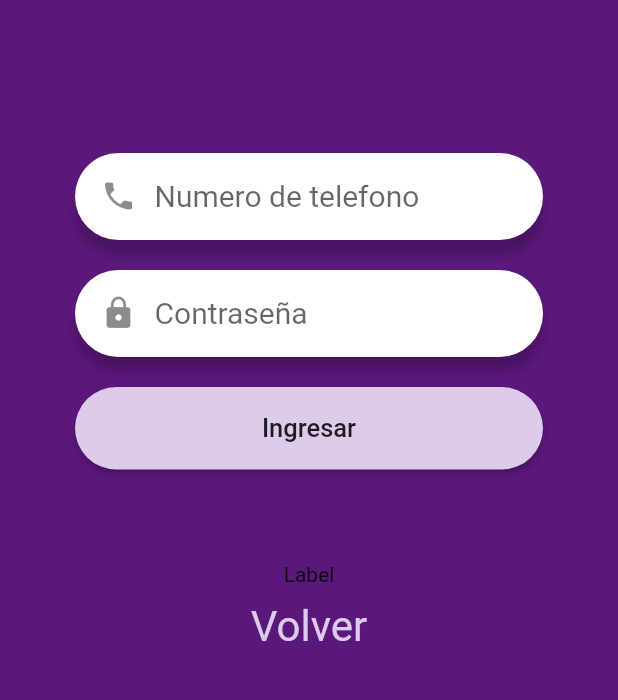
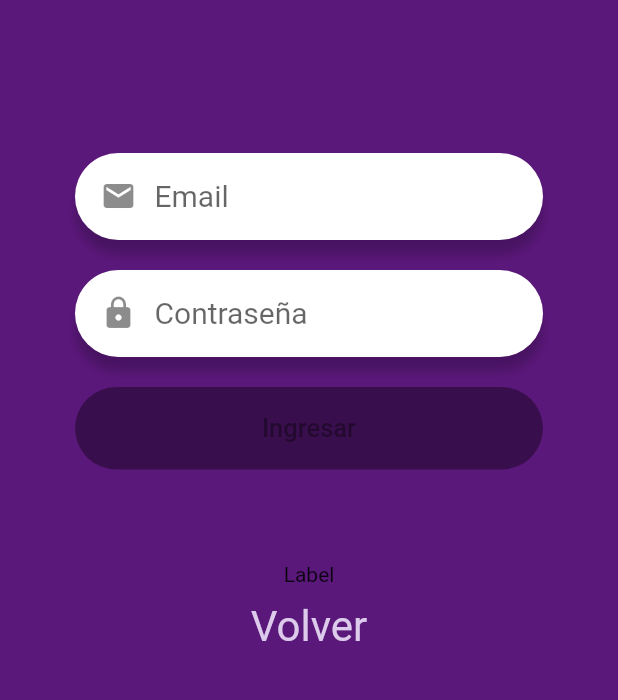
Before and after one commit to Agallo10/femden-flutter, a Flutter app: the LoginPage screen opened by its route, after a tap on "Ingresar", on a phone screen of 412 x 824 dp, the part 431-1131 px from its top. Run offline on Flutter 3.47's test engine with Material 2 defaults, Android fonts, the phone set to English and light mode, and no system bars; our stand-ins replace flutter_secure_storage; accounts and stored records are empty; network calls fail.

Commit message:
bckend conectado

```diff
--- /dev/null
+++ b/lib/global/environment.dart
@@ -0,0 +1,8 @@
+import 'dart:io';
+
+class Environment {
+  static String apiUrl = Platform.isAndroid
+      ? 'http://10.0.2.2:3005/api'
+      : 'http://localhost:3005/api';
+  // static String socketUrl = Platform.isAndroid ? 'http://10.0.2.2:3005' : ' http://localhost:3005';
+}
--- /dev/null
+++ b/lib/services/auth_service.dart
@@ -0,0 +1,62 @@
+import 'dart:convert';
+
+import 'package:femden/global/environment.dart';
+import 'package:femden/src/models/login_response.dart';
+import 'package:femden/src/models/persona.dart';
+import 'package:flutter/material.dart';
+import 'package:http/http.dart' as http;
+import 'package:flutter_secure_storage/flutter_secure_storage.dart';
+
+class AuthService with ChangeNotifier {
+  Persona persona;
+  bool _autenticando = false;
+
+  final _storage = new FlutterSecureStorage();
+
+  bool get autenticando => this._autenticando;
+
+  set autenticando(bool valor) {
+    this._autenticando = valor;
+    notifyListeners();
+  }
+
+  static Future<String> getToken() async {
+    final _storage = new FlutterSecureStorage();
+    final token = await _storage.read(key: 'token');
+    return token;
+  }
+
+  static Future<String> deleteToken() async {
+    final _storage = new FlutterSecureStorage();
+    await _storage.delete(key: 'token');
+  }
+
+  Future<bool> login(String email, String documento) async {
+    this.autenticando = true;
+
+    final data = {'email': email, 'documento': documento};
+
+    final resp = await http.post('${Environment.apiUrl}/loginPersonas',
+        body: jsonEncode(data), headers: {'Content-Type': 'application/json'});
+
+    print(resp.body);
+    this.autenticando = false;
+
+    if (resp.statusCode == 200) {
+      final loginResponse = loginResponseFromJson(resp.body);
+      this.persona = loginResponse.persona;
+      await this._guardarToken(loginResponse.token);
+      return true;
+    } else {
+      return false;
+    }
+  }
+
+  Future _guardarToken(String token) async {
+    return await _storage.write(key: 'token', value: token);
+  }
+
+  Future logout() async {
+    return await _storage.delete(key: 'token');
+  }
+}
--- /dev/null
+++ b/lib/src/models/persona.dart
@@ -0,0 +1,45 @@
+// To parse this JSON data, do
+//
+//     final persona = personaFromJson(jsonString);
+
+import 'dart:convert';
+
+Persona personaFromJson(String str) => Persona.fromJson(json.decode(str));
+
+String personaToJson(Persona data) => json.encode(data.toJson());
+
+class Persona {
+  Persona({
+    this.nombre,
+    this.documento,
+    this.email,
+    this.telefono,
+    this.direccion,
+    this.uid,
+  });
+
+  String nombre;
+  String documento;
+  String email;
+  int telefono;
+  String direccion;
+  String uid;
+
+  factory Persona.fromJson(Map<String, dynamic> json) => Persona(
+        nombre: json["nombre"],
+        documento: json["documento"],
+        email: json["email"],
+        telefono: json["telefono"],
+        direccion: json["direccion"],
+        uid: json["uid"],
+      );
+
+  Map<String, dynamic> toJson() => {
+        "nombre": nombre,
+        "documento": documento,
+        "email": email,
+        "telefono": telefono,
+        "direccion": direccion,
+        "uid": uid,
+      };
+}
--- a/lib/src/pages/login_page.dart
+++ b/lib/src/pages/login_page.dart
@@ -1,8 +1,11 @@
+import 'package:femden/helpers/mostrar_alerta.dart';
+import 'package:femden/services/auth_service.dart';
 import 'package:femden/widgets/boton.dart';
 import 'package:femden/widgets/custom_input.dart';
 import 'package:femden/widgets/labels.dart';
 import 'package:femden/widgets/logo.dart';
 import 'package:flutter/material.dart';
+import 'package:provider/provider.dart';
 
 class LoginPage extends StatelessWidget {
   @override
@@ -36,21 +39,23 @@ class _Form extends StatefulWidget {
 }
 
 class __FormState extends State<_Form> {
-  final telController = TextEditingController();
+  final emailController = TextEditingController();
   final cedulaController = TextEditingController();
 
   @override
   Widget build(BuildContext context) {
+    final authService = Provider.of<AuthService>(context);
+
     return Container(
       margin: EdgeInsets.only(top: 40),
       padding: EdgeInsets.symmetric(horizontal: 50),
       child: Column(
         children: [
           CustomInput(
-            icon: Icons.phone,
-            placeHolder: 'Numero de telefono',
-            keyboardType: TextInputType.number,
-            textController: telController,
+            icon: Icons.email,
+            placeHolder: 'Email',
+            keyboardType: TextInputType.emailAddress,
+            textController: emailController,
           ),
           CustomInput(
             icon: Icons.lock,
@@ -61,7 +66,23 @@ class __FormState extends State<_Form> {
           ),
           Boton(
             text: 'Ingresar',
-            onPress: () {},
+            onPressed: authService.autenticando
+                ? null
+                : () async {
+                    FocusScope.of(context).unfocus();
+
+                    final loginOk = await authService.login(
+                        emailController.text.trim(),
+                        cedulaController.text.trim());
+
+                    if (loginOk) {
+                      //Navegar a seleccion
+                      Navigator.pushReplacementNamed(context, 'seleccion');
+                    } else {
+                      mostrarAlerta(context, 'login Incorrecto',
+                          'Revise sus credenciales');
+                    }
+                  },
           )
         ],
       ),
--- a/lib/src/pages/register_page.dart
+++ b/lib/src/pages/register_page.dart
@@ -92,7 +92,7 @@ class __FormState extends State<_Form> {
           ),
           Boton(
             text: 'Ingresar',
-            onPress: () {},
+            onPressed: () {},
           )
         ],
       ),
--- a/lib/src/pages/seleccion.dart
+++ b/lib/src/pages/seleccion.dart
@@ -138,5 +138,5 @@ class SeleccionPage extends StatelessWidget {
     // );
   }
 
-  Widget _callPage() {}
+  //Widget _callPage() {}
 }
--- a/lib/widgets/boton.dart
+++ b/lib/widgets/boton.dart
@@ -2,9 +2,9 @@ import 'package:flutter/material.dart';
 
 class Boton extends StatelessWidget {
   final String text;
-  final Function onPress;
+  final Function onPressed;
 
-  const Boton({Key key, @required this.text, @required this.onPress})
+  const Boton({Key key, @required this.text, @required this.onPressed})
       : super(key: key);
 
   @override
@@ -14,7 +14,7 @@ class Boton extends StatelessWidget {
       hoverElevation: 5,
       color: Color.fromRGBO(221, 203, 236, 1),
       shape: StadiumBorder(),
-      onPressed: this.onPress,
+      onPressed: this.onPressed,
       child: Container(
         width: double.infinity,
         height: 55,
--- a/pubspec.yaml
+++ b/pubspec.yaml
@@ -28,6 +28,9 @@ dependencies:
   # The following adds the Cupertino Icons font to your application.
   # Use with the CupertinoIcons class for iOS style icons.
   cupertino_icons: ^0.1.3
+  provider: ^4.3.2+2
+  http: ^0.12.2
+  flutter_secure_storage: ^3.3.5
 
 dev_dependencies:
   flutter_test:
```
Also changed, not shown: lib/helpers/mostrar_alerta.dart (added, +34 -0 lines), lib/main.dart (+14 -7 lines), lib/src/models/login_response.dart (added, +36 -0 lines), lib/services/persona_service.dart (added), pubspec.lock, 6 other files.
